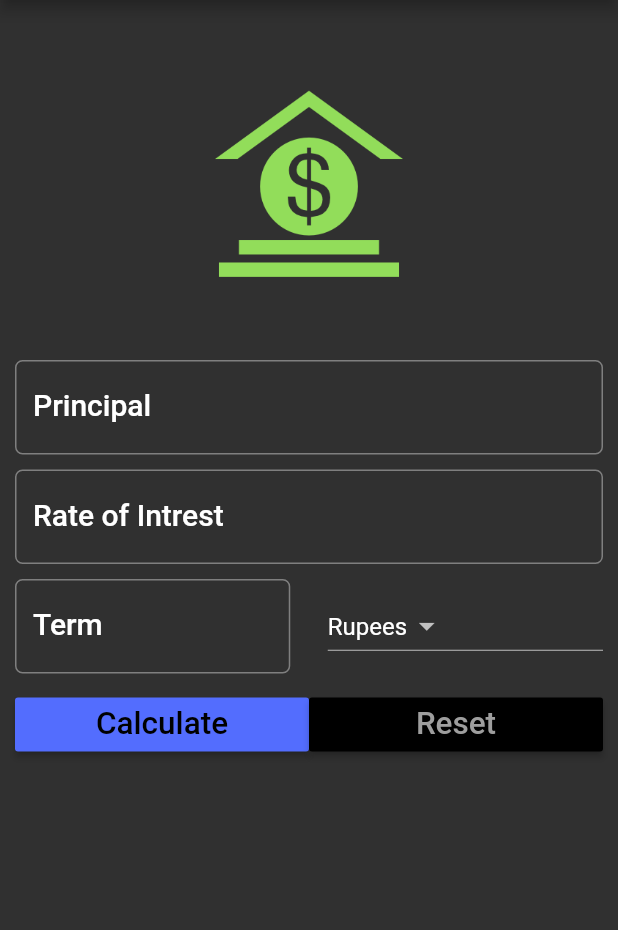
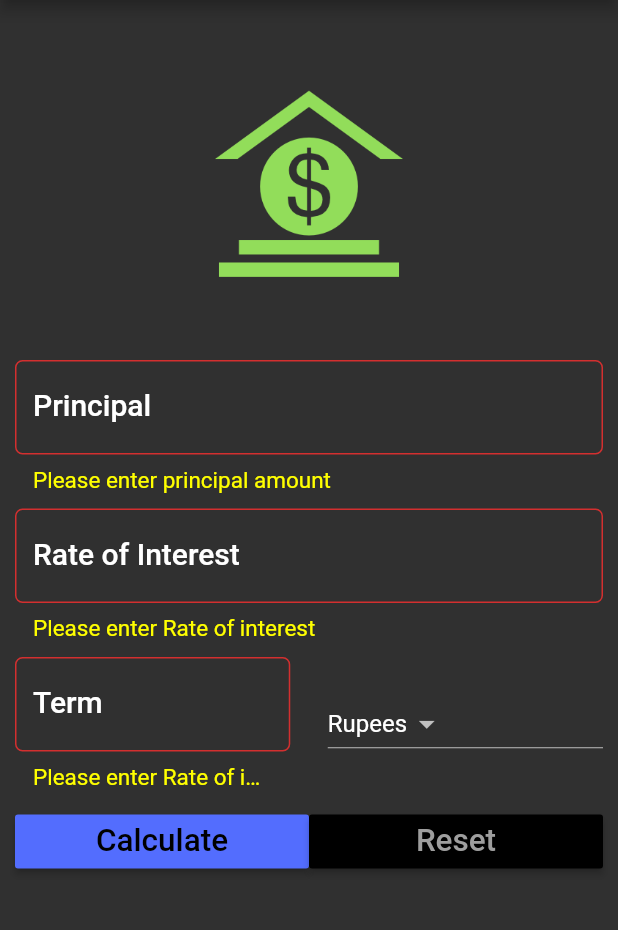
Before and after one commit to hari9-9/android_flutter, a Flutter app: the screen it shows after launch, after a tap on "Calculate", on a phone screen of 412 x 824 dp, the part 84-1014 px from its top. Run offline on Flutter 3.47's test engine with Material 2 defaults, Android fonts, the phone set to English and light mode, and no system bars.

Commit message:
Using TextFormField and validator

```diff
--- a/lib/main.dart
+++ b/lib/main.dart
@@ -26,6 +26,7 @@ class _SIFormState extends State<SIForm> {
   final _minimumPadding = 5.0;
   var _currentItemSelected='';
   var displayResult = '';
+  var _formKey = GlobalKey<FormState>();
   @override
   void initState(){
     super.initState();
@@ -46,35 +47,57 @@ class _SIFormState extends State<SIForm> {
       appBar: AppBar(
         title: Text('Simple Intrest Calculator'),
       ),
-      body: Container(
-          margin: EdgeInsets.all(_minimumPadding * 2),
+      body: Form(
+        key: _formKey,
+        child:Padding(
+          padding: EdgeInsets.all(_minimumPadding * 2),
+          //margin: EdgeInsets.all(_minimumPadding * 2),
           child: ListView(
             children: <Widget>[
               getImageAsset(),
               Padding(
-                  padding: EdgeInsets.only(
-                      top: _minimumPadding, bottom: _minimumPadding),
-                  child: TextField(
+                  padding: EdgeInsets.only(top: _minimumPadding, bottom: _minimumPadding),
+                  child: TextFormField(
                     keyboardType: TextInputType.number,
                     style: textStyle,
                     controller: principalController,
+                    validator: (String value){
+                      if(value.isEmpty){
+                        return 'Please enter principal amount';
+                      }
+
+                    },
                     decoration: InputDecoration(
                         labelText: 'Principal',
                         hintText: 'Enter Principal e.g 1200',
                         labelStyle: textStyle,
+                        errorStyle: TextStyle(
+                          color: Colors.yellowAccent,
+                          fontSize:15.0
+                        ),
                         border: OutlineInputBorder(
                             borderRadius: BorderRadius.circular(5.0))),
                   )),
               Padding(
                   padding: EdgeInsets.only(
                       top: _minimumPadding, bottom: _minimumPadding),
-                  child: TextField(
+                  child: TextFormField(
                     keyboardType: TextInputType.number,
                     style: textStyle,
                     controller: roiController,
+                     validator: (String value){
+                      if(value.isEmpty){
+                        return 'Please enter Rate of interest';
+                      }
+
+                    },
                     decoration: InputDecoration(
-                        labelText: 'Rate of Intrest',
+                        labelText: 'Rate of Interest',
                         labelStyle: textStyle,
+                        errorStyle: TextStyle(
+                          color: Colors.yellowAccent,
+                          fontSize:15.0
+                        ),
                         hintText: 'In percentage',
                         border: OutlineInputBorder(
                             borderRadius: BorderRadius.circular(5.0))),
@@ -85,13 +108,23 @@ class _SIFormState extends State<SIForm> {
                   child: Row(
                     children: <Widget>[
                       Expanded(
-                          child: TextField(
+                          child: TextFormField(
                         keyboardType: TextInputType.number,
                         style: textStyle,
                         controller: termController,
+                         validator: (String value){
+                      if(value.isEmpty){
+                        return 'Please enter Rate of interest';
+                      }
+
+                    },
                         decoration: InputDecoration(
                             labelText: 'Term',
                             labelStyle: textStyle,
+                            errorStyle: TextStyle(
+                          color: Colors.yellowAccent,
+                          fontSize:15.0
+                        ),
                             hintText: 'In Years',
                             border: OutlineInputBorder(
                                 borderRadius: BorderRadius.circular(5.0))),
@@ -128,8 +161,14 @@ class _SIFormState extends State<SIForm> {
                               textScaleFactor: 1.5,
                             ),
                             onPressed: () {
+
                               setState(() {
-                                this.displayResult=_calculateTotalReturns();
+                                if(_formKey.currentState.validate())
+                                {
+                                  this.displayResult=_calculateTotalReturns();
+
+                                }
+
                               });
                             }),
                       ),
@@ -157,7 +196,7 @@ class _SIFormState extends State<SIForm> {
                 ),
               )
             ],
-          )),
+          ))),
     );
   }
 
```
